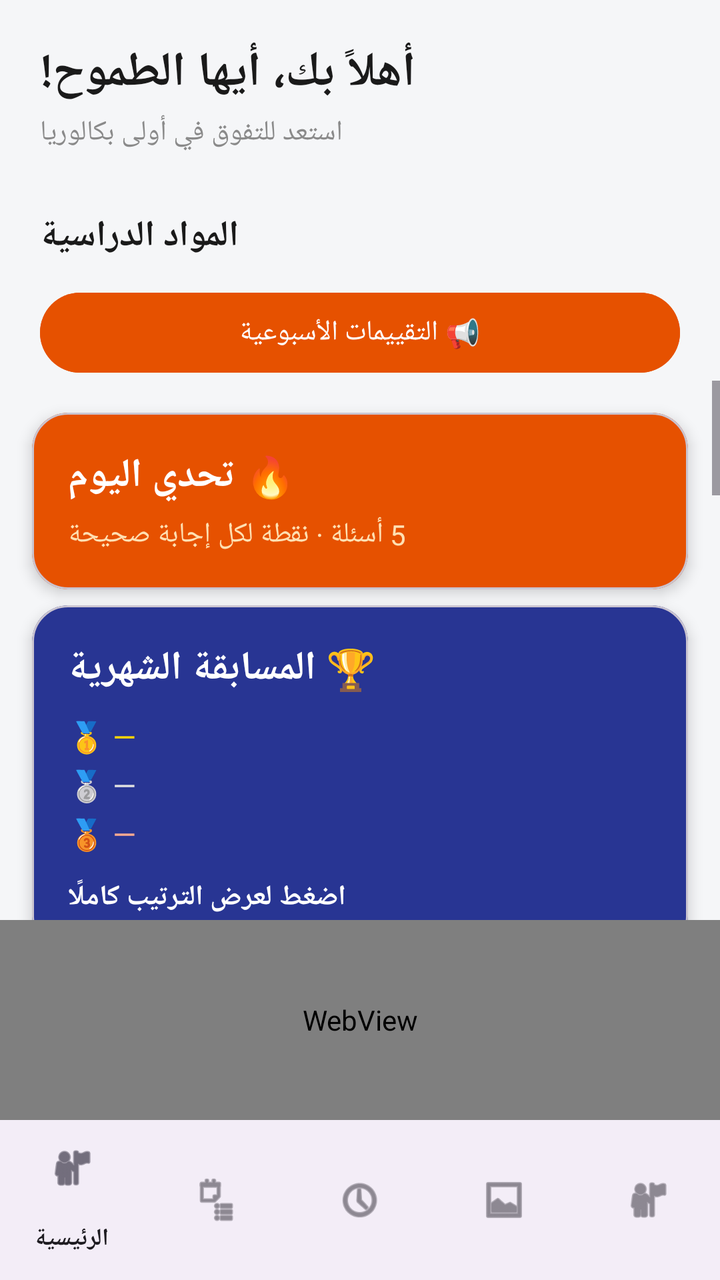
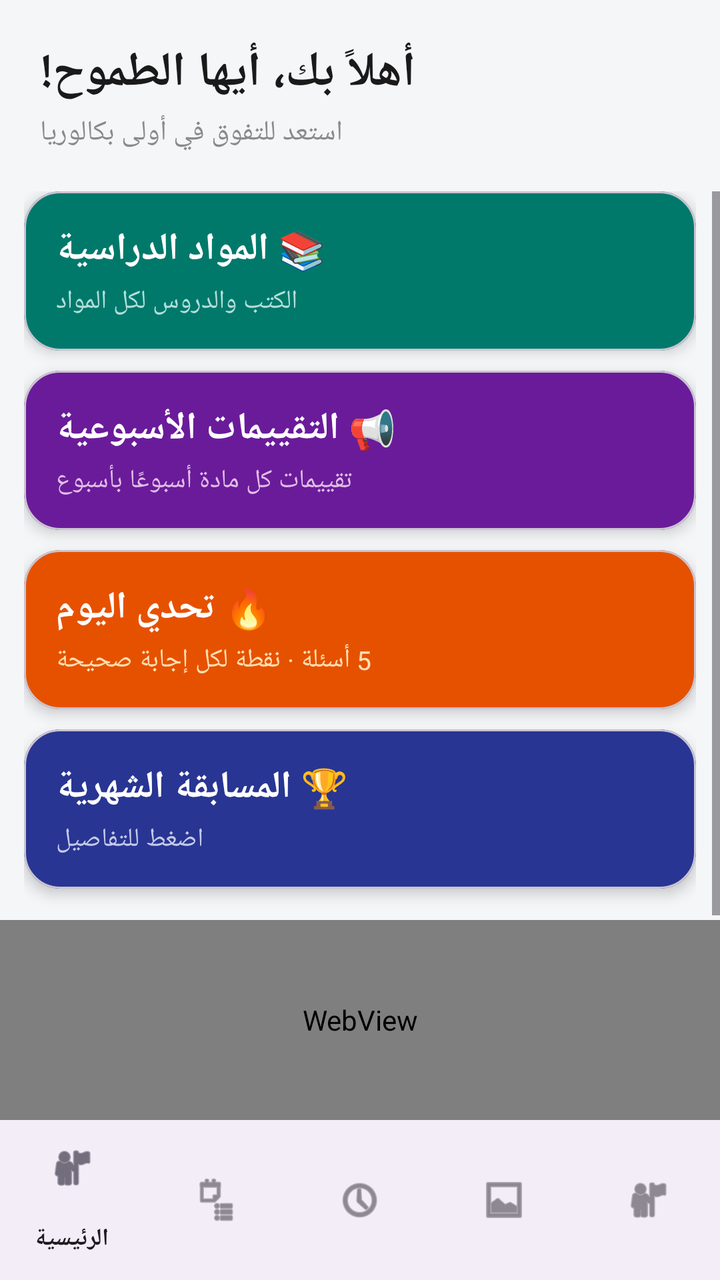

Two renders of the same Android screen: before a commit and after it. Below are the layout's source before the change and the commit's diff.
<!-- AndroidManifest.xml: application theme Theme.1Bac -->
<!-- res/layout/activity_main.xml -->
<?xml version="1.0" encoding="utf-8"?>
<LinearLayout xmlns:android="http://schemas.android.com/apk/res/android"
    xmlns:app="http://schemas.android.com/apk/res-auto"
    android:layout_width="match_parent"
    android:layout_height="match_parent"
    android:orientation="vertical" android:id="@+id/main"
    android:background="@color/bg_gray">

    <LinearLayout
        android:layout_width="match_parent"
        android:layout_height="wrap_content"
        android:orientation="vertical"
        android:padding="20dp">

        <TextView
            android:layout_width="wrap_content"
            android:layout_height="wrap_content"
            android:text="أهلاً بك، أيها الطموح!"
            android:textSize="24sp"
            android:textStyle="bold"
            android:textColor="@color/text_dark" />

        <TextView
            android:layout_width="wrap_content"
            android:layout_height="wrap_content"
            android:layout_marginTop="4dp"
            android:text="استعد للتفوق في أولى بكالوريا"
            android:textSize="14sp"
            android:textColor="@color/text_gray" />
    </LinearLayout>

    <TextView
        android:layout_width="wrap_content"
        android:layout_height="wrap_content"
        android:layout_marginStart="20dp"
        android:layout_marginTop="10dp"
        android:text="المواد الدراسية"
        android:textSize="18sp"
        android:textStyle="bold"
        android:textColor="@color/text_dark" />
    <Button
        android:id="@+id/btnWeeklyUpdates"
        android:layout_width="match_parent"
        android:layout_height="wrap_content"
        android:layout_marginHorizontal="20dp"
        android:layout_marginTop="12dp"
        android:text="📢 التقييمات الأسبوعية"
        android:backgroundTint="#E65100"
        android:textColor="#FFFFFF" />

    <ScrollView
        android:layout_width="match_parent"
        android:layout_height="0dp"
        android:layout_weight="1">

        <LinearLayout
            android:layout_width="match_parent"
            android:layout_height="wrap_content"
            android:orientation="vertical"
            android:padding="8dp">
            <com.google.android.material.card.MaterialCardView
    android:id="@+id/cardDailyChallenge"
    android:layout_width="match_parent"
    android:layout_height="wrap_content"
    android:layout_margin="8dp"
    app:cardCornerRadius="18dp"
    app:cardElevation="4dp"
    app:cardBackgroundColor="#E65100">

    <LinearLayout
        android:layout_width="match_parent"
        android:layout_height="wrap_content"
        android:orientation="vertical"
        android:padding="18dp">

        <TextView
            android:id="@+id/tvDailyTitle"
            android:layout_width="wrap_content"
            android:layout_height="wrap_content"
            android:text="🔥 تحدي اليوم"
            android:textSize="20sp"
            android:textStyle="bold"
            android:textColor="#FFFFFF" />

        <TextView
            android:id="@+id/tvDailySub"
            android:layout_width="wrap_content"
            android:layout_height="wrap_content"
            android:layout_marginTop="6dp"
            android:text="5 أسئلة · نقطة لكل إجابة صحيحة"
            android:textSize="14sp"
            android:textColor="#FFE0B2" />
    </LinearLayout>
</com.google.android.material.card.MaterialCardView>

<com.google.android.material.card.MaterialCardView
    android:id="@+id/cardMonthly"
    android:layout_width="match_parent"
    android:layout_height="wrap_content"
    android:layout_marginStart="8dp"
    android:layout_marginEnd="8dp"
    android:layout_marginBottom="8dp"
    app:cardCornerRadius="18dp"
    app:cardElevation="4dp"
    app:cardBackgroundColor="#283593">

    <LinearLayout
        android:layout_width="match_parent"
        android:layout_height="wrap_content"
        android:orientation="vertical"
        android:padding="18dp">

        <TextView
            android:layout_width="wrap_content"
            android:layout_height="wrap_content"
            android:text="🏆 المسابقة الشهرية"
            android:textSize="20sp"
            android:textStyle="bold"
            android:textColor="#FFFFFF" />

        <TextView android:id="@+id/tvTop1" android:layout_width="wrap_content" android:layout_height="wrap_content" android:layout_marginTop="10dp" android:text="🥇 —" android:textSize="15sp" android:textColor="#FFD700" />
        <TextView android:id="@+id/tvTop2" android:layout_width="wrap_content" android:layout_height="wrap_content" android:layout_marginTop="4dp" android:text="🥈 —" android:textSize="15sp" android:textColor="#E0E0E0" />
        <TextView android:id="@+id/tvTop3" android:layout_width="wrap_content" android:layout_height="wrap_content" android:layout_marginTop="4dp" android:text="🥉 —" android:textSize="15sp" android:textColor="#FFAB91" />

        <TextView
            android:id="@+id/tvMyRank"
            android:layout_width="wrap_content"
            android:layout_height="wrap_content"
            android:layout_marginTop="12dp"
            android:text="اضغط لعرض الترتيب كاملًا"
            android:textSize="14sp"
            android:textStyle="bold"
            android:textColor="#FFFFFF" />
    </LinearLayout>
</com.google.android.material.card.MaterialCardView>

            <TextView
                android:layout_width="wrap_content"
                android:layout_height="wrap_content"
                android:layout_marginStart="12dp"
                android:layout_marginTop="8dp"
                android:text="المواد المضافة للمجموع"
                android:textSize="16sp"
                android:textStyle="bold"
                android:textColor="@color/teal_primary"/>

            <LinearLayout
                android:layout_width="match_parent"
                android:layout_height="wrap_content"
                android:orientation="vertical">
                <include layout="@layout/item_subject" android:id="@+id/cardArabic" />
                <include layout="@layout/item_subject" android:id="@+id/cardEnglish" />
                <include layout="@layout/item_subject" android:id="@+id/cardMath" />
                <include layout="@layout/item_subject" android:id="@+id/cardScience" />
                <include layout="@layout/item_subject" android:id="@+id/cardPhilosophy" />
                <include layout="@layout/item_subject" android:id="@+id/cardHistory" />
            </LinearLayout>

            <TextView
                android:layout_width="wrap_content"
                android:layout_height="wrap_content"
                android:layout_marginStart="12dp"
                android:layout_marginTop="16dp"
                android:text="المواد الغير مضافة للمجموع"
                android:textSize="16sp"
                android:textStyle="bold"
                android:textColor="@color/red_accent" />

            <LinearLayout
                android:layout_width="match_parent"
                android:layout_height="wrap_content"
                android:orientation="vertical">
                <include layout="@layout/item_subject" android:id="@+id/cardProgramming" />
                <include layout="@layout/item_subject" android:id="@+id/cardIslamic" />
                <include layout="@layout/item_subject" android:id="@+id/cardFrench" />
            </LinearLayout>

        </LinearLayout>
    </ScrollView>

    <WebView
        android:id="@+id/adWebView"
        android:layout_width="match_parent"
        android:layout_height="100dp" />

    <com.google.android.material.bottomnavigation.BottomNavigationView
        android:id="@+id/bottomNav"
        android:layout_width="match_parent"
        android:layout_height="wrap_content"
        app:menu="@menu/bottom_nav_menu" />

</LinearLayout>
<!-- res/layout/item_subject.xml (included above) -->
<?xml version="1.0" encoding="utf-8"?>
<androidx.cardview.widget.CardView xmlns:android="http://schemas.android.com/apk/res/android"
    xmlns:app="http://schemas.android.com/apk/res-auto"
    android:layout_width="match_parent"
    android:layout_height="wrap_content"
    app:cardCornerRadius="16dp"
    app:cardElevation="2dp"
    app:cardBackgroundColor="@android:color/white"
    android:layout_marginBottom="12dp">

    <RelativeLayout
        android:layout_width="match_parent"
        android:layout_height="wrap_content"
        android:padding="16dp">

        <LinearLayout
            android:id="@+id/iconBox"
            android:layout_width="56dp"
            android:layout_height="56dp"
            android:layout_alignParentEnd="true"
            android:gravity="center"
            android:background="@color/teal_primary">

            <ImageView
                android:id="@+id/subjectIcon"
                android:layout_width="28dp"
                android:layout_height="28dp"
                android:src="@android:drawable/ic_menu_edit"
                app:tint="@android:color/white" />
        </LinearLayout>

        <TextView
            android:id="@+id/subjectName"
            android:layout_width="wrap_content"
            android:layout_height="wrap_content"
            android:layout_toStartOf="@id/iconBox"
            android:layout_marginEnd="12dp"
            android:text="المادة"
            android:textStyle="bold"
            android:textSize="16sp"
            android:textColor="@color/text_dark" />

        <TextView
            android:id="@+id/subjectDesc"
            android:layout_width="wrap_content"
            android:layout_height="wrap_content"
            android:layout_below="@id/subjectName"
            android:layout_toStartOf="@id/iconBox"
            android:layout_marginEnd="12dp"
            android:layout_marginTop="4dp"
            android:text="وصف المادة"
            android:textSize="12sp"
            android:textColor="@color/text_gray" />

        <ProgressBar
            android:id="@+id/subjectProgress"
            style="?android:attr/progressBarStyleHorizontal"
            android:layout_width="match_parent"
            android:layout_height="4dp"
            android:layout_below="@id/subjectDesc"
            android:layout_marginTop="10dp"
            android:max="100"
            android:progress="0" />

    </RelativeLayout>
</androidx.cardview.widget.CardView>
<!-- resources referenced by this layout -->
<resources>
  <color name="bg_gray">#F5F6F8</color>
  <color name="red_accent">#F44857</color>
  <color name="teal_primary">#00A99D</color>
  <color name="text_dark">#1A1A1A</color>
  <color name="text_gray">#8A8A8A</color>
  <style name="Theme.1Bac" parent="Base.Theme.1Bac" />
  <style name="Base.Theme.1Bac" parent="Theme.Material3.DayNight.NoActionBar">
          
          
      </style>
</resources>

<!-- the commit's change to res/layout/activity_main.xml (unified diff, before → after) -->
@@ -3,7 +3,8 @@
     xmlns:app="http://schemas.android.com/apk/res-auto"
     android:layout_width="match_parent"
     android:layout_height="match_parent"
-    android:orientation="vertical" android:id="@+id/main"
+    android:orientation="vertical"
+    android:id="@+id/main"
     android:background="@color/bg_gray">
 
     <LinearLayout
@@ -29,25 +30,6 @@
             android:textColor="@color/text_gray" />
     </LinearLayout>
 
-    <TextView
-        android:layout_width="wrap_content"
-        android:layout_height="wrap_content"
-        android:layout_marginStart="20dp"
-        android:layout_marginTop="10dp"
-        android:text="المواد الدراسية"
-        android:textSize="18sp"
-        android:textStyle="bold"
-        android:textColor="@color/text_dark" />
-    <Button
-        android:id="@+id/btnWeeklyUpdates"
-        android:layout_width="match_parent"
-        android:layout_height="wrap_content"
-        android:layout_marginHorizontal="20dp"
-        android:layout_marginTop="12dp"
-        android:text="📢 التقييمات الأسبوعية"
-        android:backgroundTint="#E65100"
-        android:textColor="#FFFFFF" />
-
     <ScrollView
         android:layout_width="match_parent"
         android:layout_height="0dp"
@@ -57,123 +39,131 @@
             android:layout_width="match_parent"
             android:layout_height="wrap_content"
             android:orientation="vertical"
-            android:padding="8dp">
+            android:paddingStart="12dp"
+            android:paddingEnd="12dp"
+            android:paddingBottom="8dp">
+
             <com.google.android.material.card.MaterialCardView
-    android:id="@+id/cardDailyChallenge"
-    android:layout_width="match_parent"
-    android:layout_height="wrap_content"
-    android:layout_margin="8dp"
-    app:cardCornerRadius="18dp"
-    app:cardElevation="4dp"
-    app:cardBackgroundColor="#E65100">
-
-    <LinearLayout
-        android:layout_width="match_parent"
-        android:layout_height="wrap_content"
-        android:orientation="vertical"
-        android:padding="18dp">
-
-        <TextView
-            android:id="@+id/tvDailyTitle"
-            android:layout_width="wrap_content"
-            android:layout_height="wrap_content"
-            android:text="🔥 تحدي اليوم"
-            android:textSize="20sp"
-            android:textStyle="bold"
-            android:textColor="#FFFFFF" />
-
-        <TextView
-            android:id="@+id/tvDailySub"
-            android:layout_width="wrap_content"
-            android:layout_height="wrap_content"
-            android:layout_marginTop="6dp"
-            android:text="5 أسئلة · نقطة لكل إجابة صحيحة"
-            android:textSize="14sp"
-            android:textColor="#FFE0B2" />
-    </LinearLayout>
-</com.google.android.material.card.MaterialCardView>
-
-<com.google.android.material.card.MaterialCardView
-    android:id="@+id/cardMonthly"
-    android:layout_width="match_parent"
-    android:layout_height="wrap_content"
-    android:layout_marginStart="8dp"
-    android:layout_marginEnd="8dp"
-    android:layout_marginBottom="8dp"
-    app:cardCornerRadius="18dp"
-    app:cardElevation="4dp"
-    app:cardBackgroundColor="#283593">
-
-    <LinearLayout
-        android:layout_width="match_parent"
-        android:layout_height="wrap_content"
-        android:orientation="vertical"
-        android:padding="18dp">
-
-        <TextView
-            android:layout_width="wrap_content"
-            android:layout_height="wrap_content"
-            android:text="🏆 المسابقة الشهرية"
-            android:textSize="20sp"
-            android:textStyle="bold"
-            android:textColor="#FFFFFF" />
-
-        <TextView android:id="@+id/tvTop1" android:layout_width="wrap_content" android:layout_height="wrap_content" android:layout_marginTop="10dp" android:text="🥇 —" android:textSize="15sp" android:textColor="#FFD700" />
-        <TextView android:id="@+id/tvTop2" android:layout_width="wrap_content" android:layout_height="wrap_content" android:layout_marginTop="4dp" android:text="🥈 —" android:textSize="15sp" android:textColor="#E0E0E0" />
-        <TextView android:id="@+id/tvTop3" android:layout_width="wrap_content" android:layout_height="wrap_content" android:layout_marginTop="4dp" android:text="🥉 —" android:textSize="15sp" android:textColor="#FFAB91" />
-
-        <TextView
-            android:id="@+id/tvMyRank"
-            android:layout_width="wrap_content"
-            android:layout_height="wrap_content"
-            android:layout_marginTop="12dp"
-            android:text="اضغط لعرض الترتيب كاملًا"
-            android:textSize="14sp"
-            android:textStyle="bold"
-            android:textColor="#FFFFFF" />
-    </LinearLayout>
-</com.google.android.material.card.MaterialCardView>
-
-            <TextView
-                android:layout_width="wrap_content"
-                android:layout_height="wrap_content"
-                android:layout_marginStart="12dp"
-                android:layout_marginTop="8dp"
-                android:text="المواد المضافة للمجموع"
-                android:textSize="16sp"
-                android:textStyle="bold"
-                android:textColor="@color/teal_primary"/>
-
-            <LinearLayout
+                android:id="@+id/cardSubjects"
                 android:layout_width="match_parent"
                 android:layout_height="wrap_content"
-                android:orientation="vertical">
-                <include layout="@layout/item_subject" android:id="@+id/cardArabic" />
-                <include layout="@layout/item_subject" android:id="@+id/cardEnglish" />
-                <include layout="@layout/item_subject" android:id="@+id/cardMath" />
-                <include layout="@layout/item_subject" android:id="@+id/cardScience" />
-                <include layout="@layout/item_subject" android:id="@+id/cardPhilosophy" />
-                <include layout="@layout/item_subject" android:id="@+id/cardHistory" />
-            </LinearLayout>
+                android:layout_marginBottom="10dp"
+                app:cardCornerRadius="18dp"
+                app:cardElevation="4dp"
+                app:cardBackgroundColor="#00796B">
+                <LinearLayout
+                    android:layout_width="match_parent"
+                    android:layout_height="wrap_content"
+                    android:orientation="vertical"
+                    android:padding="16dp">
+                    <TextView
+                        android:layout_width="wrap_content"
+                        android:layout_height="wrap_content"
+                        android:text="📚 المواد الدراسية"
+                        android:textSize="19sp"
+                        android:textStyle="bold"
+                        android:textColor="#FFFFFF" />
+                    <TextView
+                        android:layout_width="wrap_content"
+                        android:layout_height="wrap_content"
+                        android:layout_marginTop="4dp"
+                        android:text="الكتب والدروس لكل المواد"
+                        android:textSize="13sp"
+                        android:textColor="#B2DFDB" />
+                </LinearLayout>
+            </com.google.android.material.card.MaterialCardView>
 
-            <TextView
-                android:layout_width="wrap_content"
-                android:layout_height="wrap_content"
-                android:layout_marginStart="12dp"
-                android:layout_marginTop="16dp"
-                android:text="المواد الغير مضافة للمجموع"
-                android:textSize="16sp"
-                android:textStyle="bold"
-                android:textColor="@color/red_accent" />
-
-            <LinearLayout
+            <com.google.android.material.card.MaterialCardView
+                android:id="@+id/cardWeekly"
                 android:layout_width="match_parent"
                 android:layout_height="wrap_content"
-                android:orientation="vertical">
-                <include layout="@layout/item_subject" android:id="@+id/cardProgramming" />
-                <include layout="@layout/item_subject" android:id="@+id/cardIslamic" />
-                <include layout="@layout/item_subject" android:id="@+id/cardFrench" />
-            </LinearLayout>
+                android:layout_marginBottom="10dp"
+                app:cardCornerRadius="18dp"
+                app:cardElevation="4dp"
+                app:cardBackgroundColor="#6A1B9A">
+                <LinearLayout
+                    android:layout_width="match_parent"
+                    android:layout_height="wrap_content"
+                    android:orientation="vertical"
+                    android:padding="16dp">
+                    <TextView
+                        android:layout_width="wrap_content"
+                        android:layout_height="wrap_content"
+                        android:text="📢 التقييمات الأسبوعية"
+                        android:textSize="19sp"
+                        android:textStyle="bold"
+                        android:textColor="#FFFFFF" />
+                    <TextView
+                        android:layout_width="wrap_content"
+                        android:layout_height="wrap_content"
+                        android:layout_marginTop="4dp"
+                        android:text="تقييمات كل مادة أسبوعًا بأسبوع"
+                        android:textSize="13sp"
+                        android:textColor="#E1BEE7" />
+                </LinearLayout>
+            </com.google.android.material.card.MaterialCardView>
+
+            <com.google.android.material.card.MaterialCardView
+                android:id="@+id/cardDailyChallenge"
+                android:layout_width="match_parent"
+                android:layout_height="wrap_content"
+                android:layout_marginBottom="10dp"
+                app:cardCornerRadius="18dp"
+                app:cardElevation="4dp"
+                app:cardBackgroundColor="#E65100">
+                <LinearLayout
+                    android:layout_width="match_parent"
+                    android:layout_height="wrap_content"
+                    android:orientation="vertical"
+                    android:padding="16dp">
+                    <TextView
+                        android:layout_width="wrap_content"
+                        android:layout_height="wrap_content"
+                        android:text="🔥 تحدي اليوم"
+                        android:textSize="19sp"
+                        android:textStyle="bold"
+                        android:textColor="#FFFFFF" />
+                    <TextView
+                        android:id="@+id/tvDailySub"
+                        android:layout_width="wrap_content"
+                        android:layout_height="wrap_content"
+                        android:layout_marginTop="4dp"
+                        android:text="5 أسئلة · نقطة لكل إجابة صحيحة"
+                        android:textSize="13sp"
+                        android:textColor="#FFE0B2" />
+                </LinearLayout>
+            </com.google.android.material.card.MaterialCardView>
+
+            <com.google.android.material.card.MaterialCardView
+                android:id="@+id/cardMonthly"
+                android:layout_width="match_parent"
+                android:layout_height="wrap_content"
+                android:layout_marginBottom="10dp"
+                app:cardCornerRadius="18dp"
+                app:cardElevation="4dp"
+                app:cardBackgroundColor="#283593">
+                <LinearLayout
+                    android:layout_width="match_parent"
+                    android:layout_height="wrap_content"
+                    android:orientation="vertical"
+                    android:padding="16dp">
+                    <TextView
+                        android:layout_width="wrap_content"
+                        android:layout_height="wrap_content"
+                        android:text="🏆 المسابقة الشهرية"
+                        android:textSize="19sp"
+                        android:textStyle="bold"
+                        android:textColor="#FFFFFF" />
+                    <TextView
+                        android:id="@+id/tvMyRank"
+                        android:layout_width="wrap_content"
+                        android:layout_height="wrap_content"
+                        android:layout_marginTop="4dp"
+                        android:text="اضغط للتفاصيل"
+                        android:textSize="13sp"
+                        android:textColor="#C5CAE9" />
+                </LinearLayout>
+            </com.google.android.material.card.MaterialCardView>
 
         </LinearLayout>
     </ScrollView>
@@ -190,70 +180,3 @@
         app:menu="@menu/bottom_nav_menu" />
 
 </LinearLayout>
-<!-- res/layout/item_subject.xml (included above) -->
-<?xml version="1.0" encoding="utf-8"?>
-<androidx.cardview.widget.CardView xmlns:android="http://schemas.android.com/apk/res/android"
-    xmlns:app="http://schemas.android.com/apk/res-auto"
-    android:layout_width="match_parent"
-    android:layout_height="wrap_content"
-    app:cardCornerRadius="16dp"
-    app:cardElevation="2dp"
-    app:cardBackgroundColor="@android:color/white"
-    android:layout_marginBottom="12dp">
-
-    <RelativeLayout
-        android:layout_width="match_parent"
-        android:layout_height="wrap_content"
-        android:padding="16dp">
-
-        <LinearLayout
-            android:id="@+id/iconBox"
-            android:layout_width="56dp"
-            android:layout_height="56dp"
-            android:layout_alignParentEnd="true"
-            android:gravity="center"
-            android:background="@color/teal_primary">
-
-            <ImageView
-                android:id="@+id/subjectIcon"
-                android:layout_width="28dp"
-                android:layout_height="28dp"
-                android:src="@android:drawable/ic_menu_edit"
-                app:tint="@android:color/white" />
-        </LinearLayout>
-
-        <TextView
-            android:id="@+id/subjectName"
-            android:layout_width="wrap_content"
-            android:layout_height="wrap_content"
-            android:layout_toStartOf="@id/iconBox"
-            android:layout_marginEnd="12dp"
-            android:text="المادة"
-            android:textStyle="bold"
-            android:textSize="16sp"
-            android:textColor="@color/text_dark" />
-
-        <TextView
-            android:id="@+id/subjectDesc"
-            android:layout_width="wrap_content"
-            android:layout_height="wrap_content"
-            android:layout_below="@id/subjectName"
-            android:layout_toStartOf="@id/iconBox"
-            android:layout_marginEnd="12dp"
-            android:layout_marginTop="4dp"
-            android:text="وصف المادة"
-            android:textSize="12sp"
-            android:textColor="@color/text_gray" />
-
-        <ProgressBar
-            android:id="@+id/subjectProgress"
-            style="?android:attr/progressBarStyleHorizontal"
-            android:layout_width="match_parent"
-            android:layout_height="4dp"
-            android:layout_below="@id/subjectDesc"
-            android:layout_marginTop="10dp"
-            android:max="100"
-            android:progress="0" />
-
-    </RelativeLayout>
-</androidx.cardview.widget.CardView>
<!-- resource entries referenced after the edit -->
@@ -1,8 +1,6 @@
 <!-- resources referenced by this layout -->
 <resources>
   <color name="bg_gray">#F5F6F8</color>
-  <color name="red_accent">#F44857</color>
-  <color name="teal_primary">#00A99D</color>
   <color name="text_dark">#1A1A1A</color>
   <color name="text_gray">#8A8A8A</color>
   <style name="Theme.1Bac" parent="Base.Theme.1Bac" />
